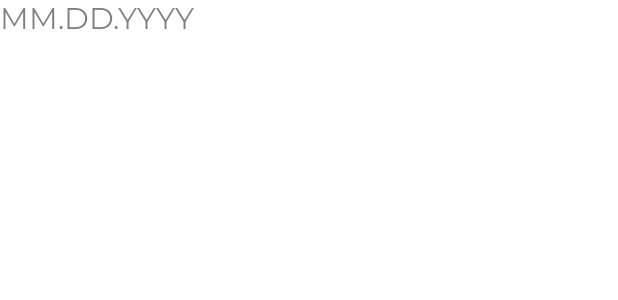
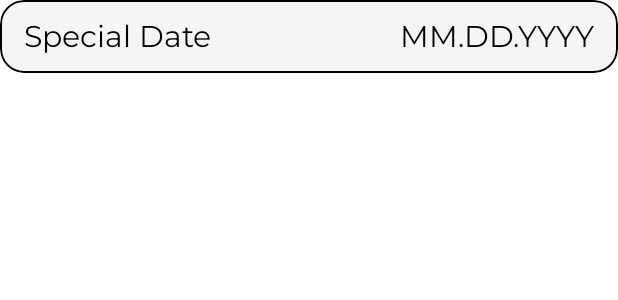
Before and after one commit to pavel-maiseichyk/Love-Calendar, an Android app built with Jetpack Compose: the @Preview function SettingsScreenPreview, on a phone screen of 412 x 824 dp. Shown: the top 300 px of the screen. Run offline under Robolectric (Android 15) with nearby library versions, the light colour scheme and no system bars.

Commit message:
Create SettingsComponent

```diff
--- a/app/src/main/java/com/paulmais/lovecalendar/presentation/home/HomeViewModel.kt
+++ b/app/src/main/java/com/paulmais/lovecalendar/presentation/home/HomeViewModel.kt
@@ -182,7 +182,7 @@ class HomeViewModel(
         val nextMeeting = meetings.sorted().find { it >= now }
         val dateDiff = nextMeeting?.let { now.daysUntil(it) }
         return when (dateDiff) {
-            -1 -> "None"
+            null -> "None"
             0 -> "Today"
             1 -> "1 Day Left"
             else -> "$dateDiff Days Left"
--- a/app/src/main/java/com/paulmais/lovecalendar/presentation/settings/SettingsAction.kt
+++ b/app/src/main/java/com/paulmais/lovecalendar/presentation/settings/SettingsAction.kt
@@ -2,4 +2,6 @@ package com.paulmais.lovecalendar.presentation.settings
 
 interface SettingsAction {
     data object OnDateClick : SettingsAction
+    data object OnCancelUpdateDateClick : SettingsAction
+    data object OnUpdateDateClick : SettingsAction
 }
--- a/app/src/main/java/com/paulmais/lovecalendar/presentation/settings/SettingsScreen.kt
+++ b/app/src/main/java/com/paulmais/lovecalendar/presentation/settings/SettingsScreen.kt
@@ -1,14 +1,10 @@
 package com.paulmais.lovecalendar.presentation.settings
 
-import androidx.compose.foundation.background
-import androidx.compose.foundation.layout.fillMaxSize
 import androidx.compose.runtime.Composable
 import androidx.compose.runtime.getValue
-import androidx.compose.ui.Modifier
-import androidx.compose.ui.graphics.Color
 import androidx.compose.ui.tooling.preview.Preview
 import androidx.lifecycle.compose.collectAsStateWithLifecycle
-import com.paulmais.lovecalendar.presentation.settings.components.SpecialDateTextField
+import com.paulmais.lovecalendar.presentation.settings.components.SettingsComponent
 import com.paulmais.lovecalendar.presentation.ui.theme.LoveCalendarTheme
 import org.koin.androidx.compose.koinViewModel
 
@@ -29,8 +25,14 @@ private fun SettingsScreen(
     state: SettingsState,
     onAction: (SettingsAction) -> Unit
 ) {
-    SpecialDateTextField(
-        textFieldState = state.specialDate
+    SettingsComponent(
+        textFieldState = state.specialDateTextFieldState,
+        title = "Special Date",
+        isEditing = state.isEditingSpecialDate,
+        onComponentClick = { onAction(SettingsAction.OnDateClick) },
+        onDoneClick = { onAction(SettingsAction.OnUpdateDateClick) },
+        onCancelClick = { onAction(SettingsAction.OnCancelUpdateDateClick) },
+        date = state.specialDateString
     )
 }
 
--- a/app/src/main/java/com/paulmais/lovecalendar/presentation/settings/SettingsState.kt
+++ b/app/src/main/java/com/paulmais/lovecalendar/presentation/settings/SettingsState.kt
@@ -3,5 +3,7 @@ package com.paulmais.lovecalendar.presentation.settings
 import androidx.compose.foundation.text.input.TextFieldState
 
 data class SettingsState(
-    val specialDate: TextFieldState = TextFieldState(initialText = "")
+    val specialDateTextFieldState: TextFieldState = TextFieldState(initialText = ""),
+    val specialDateString: String = "",
+    val isEditingSpecialDate: Boolean = false
 )
--- /dev/null
+++ b/app/src/main/java/com/paulmais/lovecalendar/presentation/settings/components/SettingsComponent.kt
@@ -0,0 +1,134 @@
+package com.paulmais.lovecalendar.presentation.settings.components
+
+import androidx.compose.animation.AnimatedVisibility
+import androidx.compose.animation.animateContentSize
+import androidx.compose.foundation.BorderStroke
+import androidx.compose.foundation.background
+import androidx.compose.foundation.border
+import androidx.compose.foundation.clickable
+import androidx.compose.foundation.layout.Arrangement
+import androidx.compose.foundation.layout.Box
+import androidx.compose.foundation.layout.Column
+import androidx.compose.foundation.layout.Row
+import androidx.compose.foundation.layout.Spacer
+import androidx.compose.foundation.layout.fillMaxWidth
+import androidx.compose.foundation.layout.height
+import androidx.compose.foundation.layout.padding
+import androidx.compose.foundation.shape.RoundedCornerShape
+import androidx.compose.foundation.text.input.TextFieldState
+import androidx.compose.foundation.text.input.rememberTextFieldState
+import androidx.compose.material3.Button
+import androidx.compose.material3.MaterialTheme
+import androidx.compose.material3.Text
+import androidx.compose.runtime.Composable
+import androidx.compose.runtime.LaunchedEffect
+import androidx.compose.runtime.remember
+import androidx.compose.ui.Modifier
+import androidx.compose.ui.draw.clip
+import androidx.compose.ui.focus.FocusRequester
+import androidx.compose.ui.focus.focusRequester
+import androidx.compose.ui.graphics.Color
+import androidx.compose.ui.text.TextStyle
+import androidx.compose.ui.text.style.TextAlign
+import androidx.compose.ui.tooling.preview.Preview
+import androidx.compose.ui.unit.dp
+import androidx.compose.ui.unit.sp
+import com.paulmais.lovecalendar.presentation.ui.theme.LoveCalendarTheme
+import com.paulmais.lovecalendar.presentation.ui.theme.montserrat
+
+@Composable
+fun SettingsComponent(
+    date: String,
+    textFieldState: TextFieldState,
+    title: String,
+    isEditing: Boolean,
+    onComponentClick: () -> Unit,
+    onCancelClick: () -> Unit,
+    onDoneClick: () -> Unit,
+    modifier: Modifier = Modifier
+) {
+    val textStyle = TextStyle(
+        color = MaterialTheme.colorScheme.onSurface,
+        fontSize = 20.sp,
+        fontFamily = montserrat,
+        textAlign = TextAlign.End
+    )
+    val focusRequester = remember { FocusRequester() }
+
+    Column(
+        modifier = modifier
+            .fillMaxWidth()
+            .clip(RoundedCornerShape(16.dp))
+            .background(MaterialTheme.colorScheme.surface)
+            .border(
+                border = BorderStroke(1.dp, Color.Black), shape = RoundedCornerShape(16.dp)
+            )
+            .animateContentSize()
+            .clickable(enabled = !isEditing, onClick = onComponentClick)
+            .padding(horizontal = 16.dp, vertical = 12.dp),
+        verticalArrangement = Arrangement.spacedBy(12.dp)
+    ) {
+        Row(
+            modifier = Modifier.fillMaxWidth(),
+            horizontalArrangement = Arrangement.SpaceBetween
+        ) {
+            Text(
+                text = title,
+                style = TextStyle(
+                    color = MaterialTheme.colorScheme.onSurface,
+                    fontSize = 20.sp,
+                    fontFamily = montserrat
+                )
+            )
+            if (isEditing) {
+                LaunchedEffect(Unit) {
+                    focusRequester.requestFocus()
+                }
+                SpecialDateTextField(
+                    modifier = Modifier.focusRequester(focusRequester),
+                    textFieldState = textFieldState,
+                    textStyle = textStyle.copy(color = textStyle.color.copy(alpha = 0.5f))
+                )
+            }
+            if (!isEditing) {
+                Text(
+                    text = date.ifEmpty { "MM.DD.YYYY" },
+                    style = textStyle
+                )
+            }
+        }
+        if (isEditing) {
+            Row(
+                modifier = Modifier.fillMaxWidth(),
+                horizontalArrangement = Arrangement.spacedBy(12.dp)
+            ) {
+                SettingsButton(
+                    modifier = Modifier.weight(1f),
+                    text = "Cancel",
+                    onClick = onCancelClick
+                )
+                SettingsButton(
+                    modifier = Modifier.weight(1f),
+                    text = "Done",
+                    onClick = onDoneClick
+                )
+            }
+        }
+    }
+}
+
+@Preview
+@Composable
+private fun SettingsComponentPreview() {
+    LoveCalendarTheme {
+        SettingsComponent(
+            title = "Special Date",
+            isEditing = false,
+            textFieldState = rememberTextFieldState(""),
+            onCancelClick = {},
+            onDoneClick = {},
+            onComponentClick = {},
+            date = ""
+        )
+    }
+}
--- a/app/src/main/java/com/paulmais/lovecalendar/presentation/settings/components/SpecialDateTextField.kt
+++ b/app/src/main/java/com/paulmais/lovecalendar/presentation/settings/components/SpecialDateTextField.kt
@@ -1,5 +1,6 @@
 package com.paulmais.lovecalendar.presentation.settings.components
 
+import androidx.compose.foundation.layout.wrapContentWidth
 import androidx.compose.foundation.text.BasicTextField
 import androidx.compose.foundation.text.KeyboardOptions
 import androidx.compose.foundation.text.input.InputTransformation
@@ -7,43 +8,25 @@ import androidx.compose.foundation.text.input.OutputTransformation
 import androidx.compose.foundation.text.input.TextFieldBuffer
 import androidx.compose.foundation.text.input.TextFieldState
 import androidx.compose.foundation.text.input.insert
-import androidx.compose.foundation.text.input.maxLength
-import androidx.compose.foundation.text.input.placeCursorAtEnd
 import androidx.compose.material3.MaterialTheme
-import androidx.compose.material3.Text
 import androidx.compose.runtime.Composable
 import androidx.compose.runtime.Stable
 import androidx.compose.ui.Modifier
-import androidx.compose.ui.graphics.Color
-import androidx.compose.ui.text.AnnotatedString
 import androidx.compose.ui.text.TextStyle
 import androidx.compose.ui.text.input.KeyboardType
-import androidx.compose.ui.text.input.OffsetMapping
-import androidx.compose.ui.text.input.TransformedText
-import androidx.compose.ui.text.input.VisualTransformation
+import androidx.compose.ui.text.style.TextAlign
 import androidx.compose.ui.unit.sp
 import androidx.core.text.isDigitsOnly
 import com.paulmais.lovecalendar.presentation.ui.theme.montserrat
-import java.util.Locale.filter
 
 @Composable
 fun SpecialDateTextField(
+    modifier: Modifier = Modifier,
     textFieldState: TextFieldState,
+    textStyle: TextStyle
 ) {
-    val textStyle = TextStyle(
-        color = MaterialTheme.colorScheme.onSurface,
-        fontSize = 20.sp,
-        fontFamily = montserrat
-    )
-
-    if (textFieldState.text.isEmpty()) {
-        Text(
-            text = "MM.DD.YYYY",
-            style = textStyle,
-            color = Color.Black.copy(0.5f)
-        )
-    }
     BasicTextField(
+        modifier = modifier.wrapContentWidth(),
         state = textFieldState,
         outputTransformation = MyOutputTransformation,
         inputTransformation = MyInputTransformation,
```
Also changed, not shown: app/src/main/java/com/paulmais/lovecalendar/presentation/settings/SettingsViewModel.kt (+73 -5 lines), app/src/main/java/com/paulmais/lovecalendar/presentation/settings/components/SettingsButton.kt (added, +52 -0 lines).
